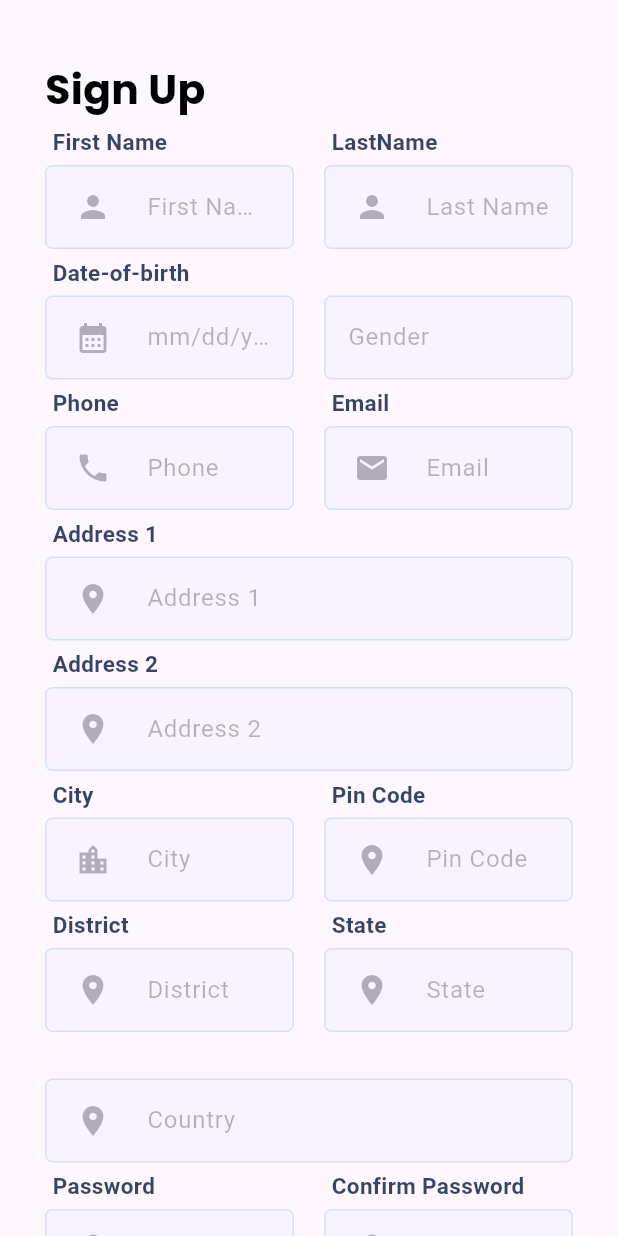
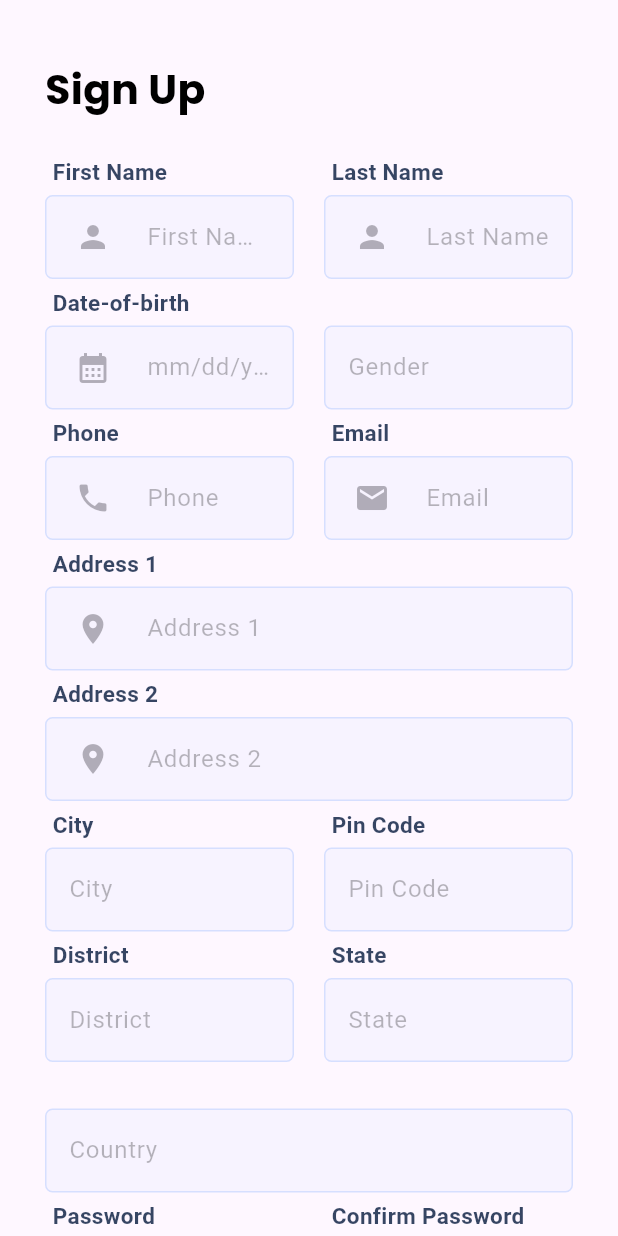
Before and after one commit to neo-0007/HackXetra_init_5, a Flutter app: the SignupPage screen opened directly, on a phone screen of 412 x 824 dp. Run offline on Flutter 3.47's test engine with Material 3 defaults, Android fonts, the phone set to English and light mode, and no system bars; our stand-ins replace google_fonts.

Commit message:
fix: remove unneccessary icons

```diff
--- a/frontend_mobile/lib/features/auth/view/screens/signup_page.dart
+++ b/frontend_mobile/lib/features/auth/view/screens/signup_page.dart
@@ -44,6 +44,9 @@ class _SignupPageState extends State<SignupPage> {
                   text: 'Sign Up',
                   mainAxisAlignment: MainAxisAlignment.center,
                 ),
+                const SizedBox(
+                  height: 20,
+                ),
                 //Name field
                 Row(
                   children: [
@@ -62,7 +65,7 @@ class _SignupPageState extends State<SignupPage> {
                         controller: lastNameController,
                         hintText: 'Last Name',
                         hintIcon: Icons.person,
-                    topText: 'LastName',
+                        topText: 'Last Name',
                       ),
                     ),
                   ],
@@ -81,7 +84,9 @@ class _SignupPageState extends State<SignupPage> {
                     const SizedBox(
                       width: 20,
                     ),
-                Expanded(child: AuthFormField(controller: genderController, hintText: 'Gender'))
+                    Expanded(
+                        child: AuthFormField(
+                            controller: genderController, hintText: 'Gender'))
                   ],
                 ),
                 Row(
@@ -129,7 +134,6 @@ class _SignupPageState extends State<SignupPage> {
                       child: AuthFormField(
                         controller: cityController,
                         hintText: 'City',
-                    hintIcon: Icons.location_city,
                         topText: 'City',
                       ),
                     ),
@@ -140,7 +144,6 @@ class _SignupPageState extends State<SignupPage> {
                       child: AuthFormField(
                         controller: zipController,
                         hintText: 'Pin Code',
-                    hintIcon: Icons.location_on,
                         topText: 'Pin Code',
                       ),
                     ),
@@ -152,7 +155,6 @@ class _SignupPageState extends State<SignupPage> {
                       child: AuthFormField(
                         controller: districtController,
                         hintText: 'District',
-                    hintIcon: Icons.location_on,
                         topText: 'District',
                       ),
                     ),
@@ -163,13 +165,15 @@ class _SignupPageState extends State<SignupPage> {
                       child: AuthFormField(
                         controller: countryController,
                         hintText: 'State',
-                    hintIcon: Icons.location_on,
                         topText: 'State',
                       ),
                     ),
                   ],
                 ),
-            AuthFormField(controller: countryController, hintText: 'Country', hintIcon: Icons.location_on),
+                AuthFormField(
+                    controller: countryController,
+                    hintText: 'Country',
+                    ),
                 Row(
                   children: [
                     Expanded(
@@ -196,7 +200,7 @@ class _SignupPageState extends State<SignupPage> {
                 const SizedBox(
                   height: 30,
                 ),
-            AuthButton(buttonText: 'Signup', onPressed: (){}),
+                AuthButton(buttonText: 'Signup', onPressed: () {}),
                 const SizedBox(
                   height: 20,
                 ),
@@ -243,7 +247,8 @@ class _SignupPageState extends State<SignupPage> {
                         onPressed: () {},
                         buttonColor: Colors.white,
                         buttonTextColor: Colors.black,
-                )),
+                      ),
+                    ),
                   ],
                 ),
                 const SizedBox(
@@ -255,7 +260,8 @@ class _SignupPageState extends State<SignupPage> {
                   children: [
                     const Text(
                       'Already have a Account? ',
-                  style: TextStyle(fontWeight: FontWeight.w500, fontSize: 14),
+                      style:
+                          TextStyle(fontWeight: FontWeight.w500, fontSize: 14),
                     ),
                     InkWell(
                       onTap: () {},
```
Lines whose indentation alone changed are shown as unchanged.
